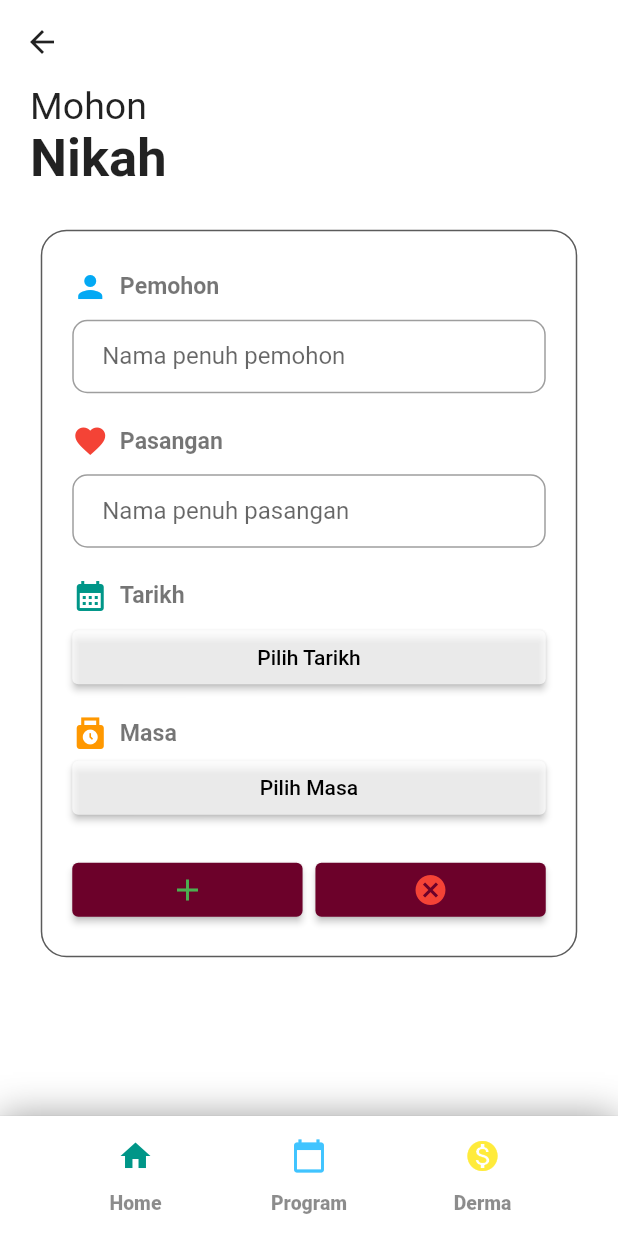
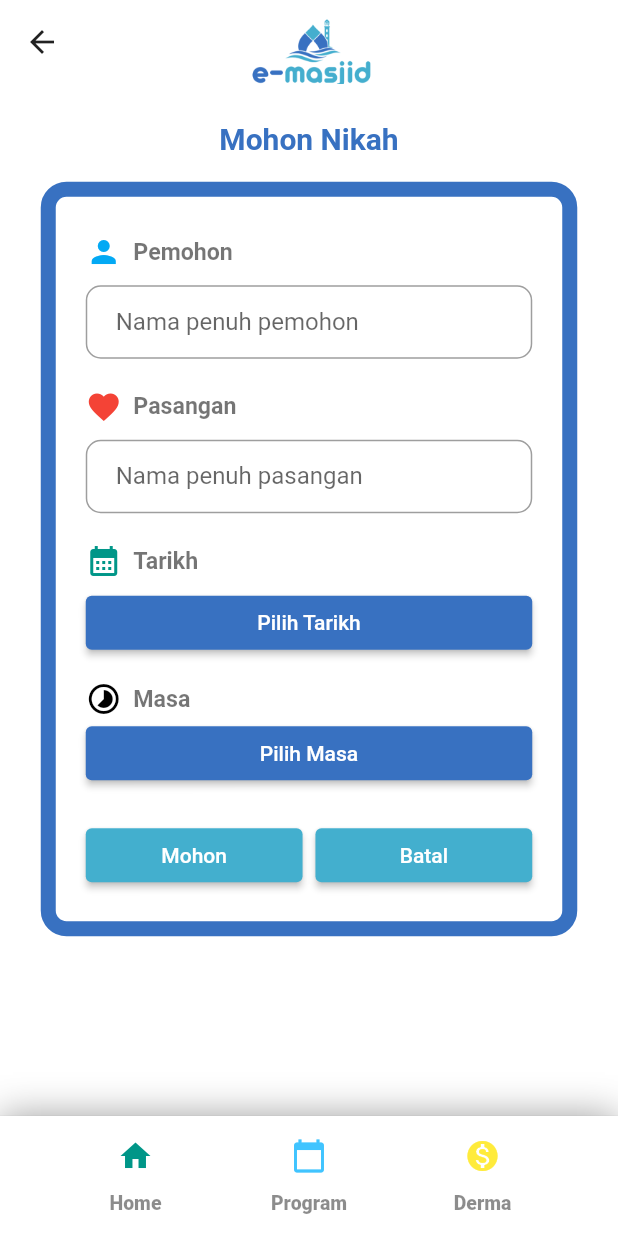
Before and after one commit to MarwanBukhori/e_masjid, a Flutter app: the MohonNikahScreen screen opened by its route, on a phone screen of 412 x 824 dp. Run offline on Flutter 3.47's test engine with Material 2 defaults, Android fonts, the light colour scheme and no system bars; our stand-ins replace bubble_bottom_bar, cloud_firestore, convex_bottom_bar, email_validator, firebase_auth, firebase_core and 9 more; missing offline and left inert: dart:ffi; accounts and stored records are empty; generated files the repository leaves out were written again; network calls fail; statements that could not run were skipped.

Commit message:
update all screens ui

```diff
--- a/lib/config/constants.dart
+++ b/lib/config/constants.dart
@@ -7,7 +7,7 @@ ThemeData theme(){
     textTheme: textTheme(),
   );
 }
-const kPrimaryColor = Color(0xFF6c012a);
+const kPrimaryColor = Color(0xFF3871c1);
 const kSecondaryColor = Color(0xFF59706F);
 const kDarkGreyColor = Color(0xFFEEEEEE);
 const kWhiteColor = Color(0xFFFFFFFF);
--- a/lib/screens/login/login_screen.dart
+++ b/lib/screens/login/login_screen.dart
@@ -20,7 +20,7 @@ class LoginScreen extends StatelessWidget {
               SizedBox(
                 height: 70,
               ),
-              Center(child: Image.asset('assets/images/e_masjid1.jpg')),
+              Center(child: Image.asset('assets/images/e_masjid2.png')),
               SizedBox(
                 height: 5,
               ),
--- a/lib/screens/modul_tanya/mohon_nikah_screen.dart
+++ b/lib/screens/modul_tanya/mohon_nikah_screen.dart
@@ -1,10 +1,11 @@
 import 'package:e_masjid/config/constants.dart';
+import 'package:flutter/cupertino.dart';
 import 'package:flutter/material.dart';
-import 'package:e_masjid/widgets/widgets.dart';
 import 'package:flutter_easyloading/flutter_easyloading.dart';
 import 'package:flutter_screenutil/flutter_screenutil.dart';
 import '../../providers/user.provider.dart';
 import '../../services/firestore_service.dart';
+import 'package:e_masjid/widgets/widgets.dart';
 
 class MohonNikahScreen extends StatefulWidget {
   const MohonNikahScreen({Key? key}) : super(key: key);
@@ -56,6 +57,14 @@ class _MohonNikahScreenState extends State<MohonNikahScreen> {
     return Scaffold(
       resizeToAvoidBottomInset: false,
       appBar: AppBar(
+        title: Padding(
+          padding: const EdgeInsets.only(right: 50.0, top: 15),
+          child: Center(
+              child: Image.asset(
+            'assets/images/e_masjid.png',
+            height: 50,
+          )),
+        ),
         backgroundColor: Colors.white,
         elevation: 0,
         leading: IconButton(
@@ -70,35 +79,28 @@ class _MohonNikahScreenState extends State<MohonNikahScreen> {
       ),
       body: Column(crossAxisAlignment: CrossAxisAlignment.start, children: [
         Padding(
-          padding: const EdgeInsets.only(left: 20.0),
-          child: Text(
-            'Mohon',
-            style: TextStyle(
-              color: Colors.black87,
-              fontSize: 25.0,
+          padding: const EdgeInsets.only(top: 25.0),
+          child: Center(
+            child: Text(
+              'Mohon Nikah',
+              style: TextStyle(
+                color: kPrimaryColor,
+                fontWeight: FontWeight.bold ,
+                fontSize: 20.0,
+              ),
             ),
-          ),
-        ),
-        Padding(
-          padding: const EdgeInsets.only(left: 20.0),
-          child: Text(
-            'Nikah',
-            style: TextStyle(
-                color: Colors.black87,
-                fontSize: 35.0,
-                fontWeight: FontWeight.bold),
           ),
         ),
         Expanded(
           child: SingleChildScrollView(
             physics: const BouncingScrollPhysics(),
             child: Padding(
-              padding: const EdgeInsets.all(10.0),
+              padding: const EdgeInsets.only(right:10.0 , left: 10.0, bottom: 10.0),
               child: Container(
                 margin: EdgeInsets.all(20.w),
                 width: double.infinity,
                 decoration: BoxDecoration(
-                  border: Border.all(color: kZambeziColor, width: 1),
+                  border: Border.all(color: kPrimaryColor, width: 10),
                   borderRadius: BorderRadius.circular(20.w),
                 ),
                 child: Column(
@@ -248,13 +250,13 @@ class _MohonNikahScreenState extends State<MohonNikahScreen> {
                                 child: ElevatedButton(
                                   child: Text(
                                     getTarikh(),
-                                    style: TextStyle(color: Colors.black),
+                                    style: TextStyle(color: Colors.white),
                                   ),
                                   onPressed: () {
                                     pickDate(context);
                                   },
                                   style: ElevatedButton.styleFrom(
-                                      primary: Colors.white70),
+                                      primary: kPrimaryColor),
                                 ),
                               ),
                             ],
@@ -264,8 +266,8 @@ class _MohonNikahScreenState extends State<MohonNikahScreen> {
                           Row(
                             children: [
                               const Icon(
-                                Icons.punch_clock,
-                                color: Colors.orange,
+                                Icons.timelapse,
+                                color: Colors.black,
                               ),
                               SizedBox(
                                 width: 9.w,
@@ -291,13 +293,13 @@ class _MohonNikahScreenState extends State<MohonNikahScreen> {
                                 child: ElevatedButton(
                                   child: Text(
                                     getMasa(),
-                                    style: TextStyle(color: Colors.black),
+                                    style: TextStyle(color: Colors.white),
                                   ),
                                   onPressed: () {
                                     pickTime(context);
                                   },
                                   style: ElevatedButton.styleFrom(
-                                      primary: Colors.white70),
+                                      primary: kPrimaryColor),
                                 ),
                               ),
                             ],
@@ -311,17 +313,17 @@ class _MohonNikahScreenState extends State<MohonNikahScreen> {
                               Expanded(
                                 child: ElevatedButton(
                                   style: ElevatedButton.styleFrom(
-                                      primary: kPrimaryColor),
+                                      primary: Color(0xFF43afce)),
                                   onPressed: () {
                                     addMohonNikah();
                                   },
                                   child: Row(
                                     mainAxisAlignment: MainAxisAlignment.center,
                                     children: [
-                                      const Icon(
-                                        Icons.add,
-                                        color: Colors.green,
-                                      ),
+                                      const Text(
+                                        "Mohon",
+                                        style: TextStyle(color: Colors.white),
+                                      )
                                     ],
                                   ),
                                 ),
@@ -332,17 +334,17 @@ class _MohonNikahScreenState extends State<MohonNikahScreen> {
                               Expanded(
                                 child: ElevatedButton(
                                   style: ElevatedButton.styleFrom(
-                                      primary: kPrimaryColor),
+                                      primary: Color(0xFF43afce)),
                                   onPressed: () {
                                     Navigator.of(context).pop();
                                   },
                                   child: Row(
                                     mainAxisAlignment: MainAxisAlignment.center,
                                     children: [
-                                      const Icon(
-                                        Icons.cancel_sharp,
-                                        color: Colors.red,
-                                      ),
+                                      const Text(
+                                        "Batal",
+                                        style: TextStyle(color: Colors.white),
+                                      )
                                     ],
                                   ),
                                 ),
@@ -366,16 +368,21 @@ class _MohonNikahScreenState extends State<MohonNikahScreen> {
   void addMohonNikah() async {
     try {
       EasyLoading.show(status: 'sedang diproses...');
-      if (pemohonController.text.isNotEmpty && pasanganController.text.isNotEmpty) {
+      if (pemohonController.text.isNotEmpty &&
+          pasanganController.text.isNotEmpty) {
         await fireStoreService.uploadMohonNikah(
-            pemohonController.text, pasanganController.text, date, timeString, AppUser().user!.uid,);
+          pemohonController.text,
+          pasanganController.text,
+          date,
+          timeString,
+          AppUser().user!.uid,
+        );
         EasyLoading.showSuccess('Permohonan berjaya ditambah');
         Navigator.of(context).popAndPushNamed('/semak');
         setState(() {});
-      }else{
+      } else {
         EasyLoading.showInfo("Sila isi maklumat nikah");
       }
-
     } catch (e) {
       EasyLoading.showError(e.toString());
     }
@@ -385,7 +392,7 @@ class _MohonNikahScreenState extends State<MohonNikahScreen> {
     // final initialDate = DateTime.now();
     final newDate = await showDatePicker(
         context: context,
-        initialDate: date ,
+        initialDate: date,
         firstDate: DateTime(DateTime.now().year - 5),
         lastDate: DateTime(DateTime.now().year + 5));
 
@@ -400,8 +407,7 @@ class _MohonNikahScreenState extends State<MohonNikahScreen> {
 
   Future pickTime(BuildContext context) async {
     // final initialTime = TimeOfDay(hour: 9, minute: 0);
-    final newTime = await showTimePicker(
-        context: context, initialTime: time );
+    final newTime = await showTimePicker(context: context, initialTime: time);
 
     if (newTime == null) {
       return;
--- a/lib/widgets/signup_form.dart
+++ b/lib/widgets/signup_form.dart
@@ -48,7 +48,7 @@ class _SignUpFormState extends State<SignUpForm> {
               controller: passwordController,
               obscureText: pass ? _isObscure : false,
               decoration: InputDecoration(
-                hintText: "Password",
+                hintText: "Kata Laluan",
                 hintStyle: TextStyle(color: kTextFieldColor),
                 focusedBorder: UnderlineInputBorder(
                     borderSide: BorderSide(color: kPrimaryColor)),
```
Also changed, not shown: lib/screens/modul_produktiviti/doa_screen.dart (+19 -2 lines), lib/screens/modul_produktiviti/hadis_screen.dart (+23 -3 lines), lib/screens/modul_tanya/tanya_imam_screen.dart (+29 -28 lines), lib/screens/modul_tanya/tempah_qurban_screen.dart (+30 -29 lines), lib/screens/petugas/add_program_screen.dart (+36 -39 lines), lib/screens/petugas/edit_program.dart (+45 -45 lines), lib/screens/petugas/program_detail_screen.dart (+14 -6 lines), lib/screens/program_screen.dart (+14 -5 lines), lib/screens/semak.screen.dart (+70 -13 lines), lib/screens/semak_balas_screen.dart (+5 -18 lines), lib/screens/semak_detail_screen.dart (+32 -20 lines), assets/images/e_masjid.png (added), assets/images/e_masjid2.png (added).
